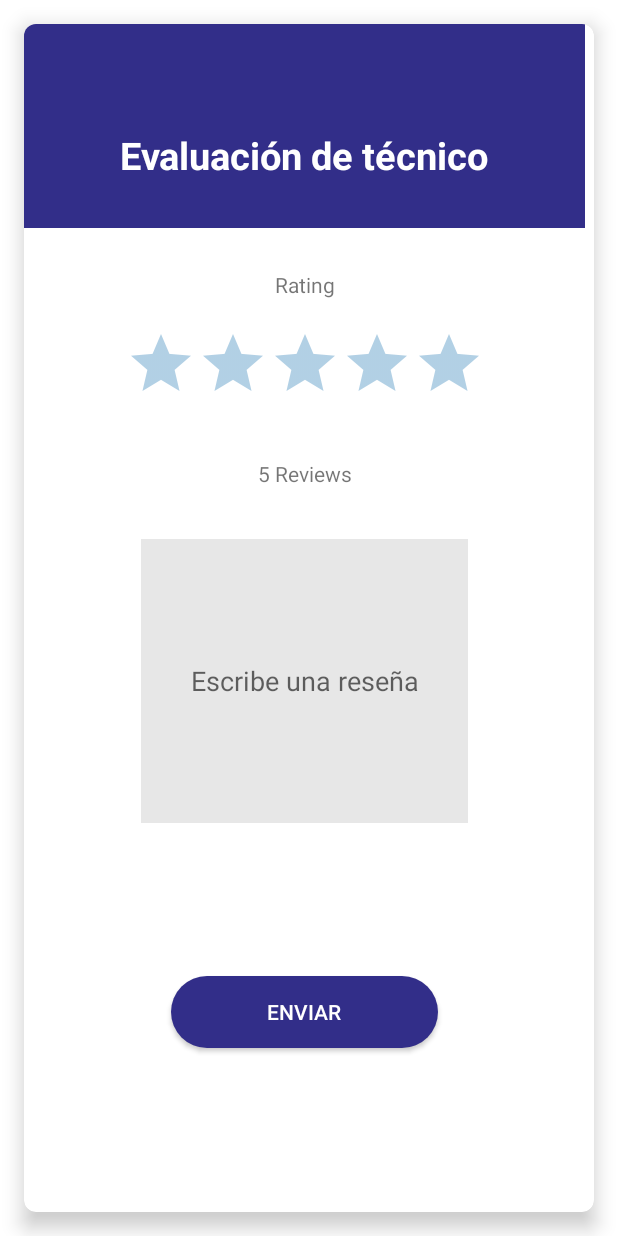
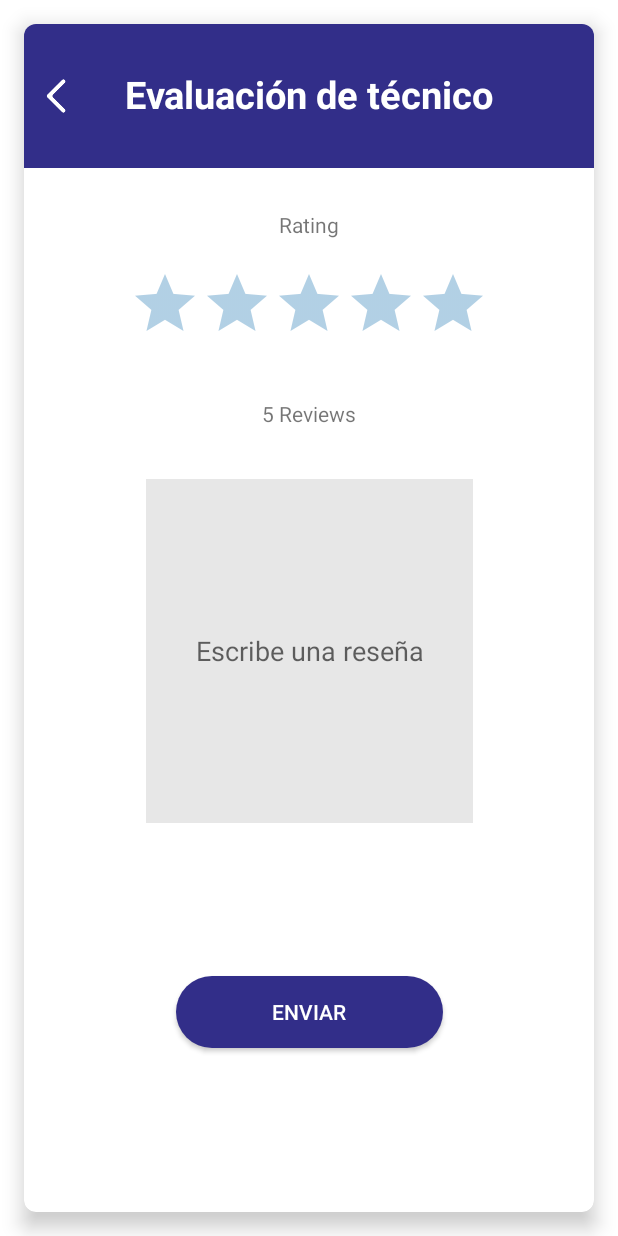
Before and after one commit to djag07907/tato, an Android app: the RatePopupActivity screen opened directly, with no data from a screen before it, on a phone screen of 412 x 824 dp. Run offline under Robolectric (Android 15) with nearby library versions, the phone set to English and light mode, and no system bars.

Commit message:
improvements on rate, sign in, techlisting and functions on techlisting

```diff
--- a/app/src/main/java/solutions/alva/of/son/tato/MenuSelectionActivity.kt
+++ b/app/src/main/java/solutions/alva/of/son/tato/MenuSelectionActivity.kt
@@ -72,9 +72,9 @@ class MenuSelectionActivity : AppCompatActivity() {
             profileView()
         }
 
-        binding.reviewBtn.setOnClickListener {
-            reviewView()
-        }
+//        binding.reviewBtn.setOnClickListener {
+//            reviewView()
+//        }
 //
 //        binding.profileBtn.setOnClickListener {
 //            profileView()
--- a/app/src/main/java/solutions/alva/of/son/tato/RatePopupActivity.kt
+++ b/app/src/main/java/solutions/alva/of/son/tato/RatePopupActivity.kt
@@ -1,12 +1,10 @@
 package solutions.alva.of.son.tato
 
+import android.content.Intent
 import androidx.appcompat.app.AppCompatActivity
 import android.os.Bundle
 import android.view.View
-import android.widget.Button
-import android.widget.RatingBar
-import android.widget.TextView
-import android.widget.Toast
+import android.widget.*
 import solutions.alva.of.son.tato.databinding.ActivityMainBinding
 
 class RatePopupActivity : AppCompatActivity() {
@@ -19,11 +17,21 @@ class RatePopupActivity : AppCompatActivity() {
 
     //count numbers of clicks
     var count = 0
+    var techAmountReviews = count
+
+//    val user = techList[position]
 
     override fun onCreate(savedInstanceState: Bundle?) {
         super.onCreate(savedInstanceState)
         setContentView(R.layout.activity_rate_popup)
 
+
+        val homeImageView = findViewById(R.id.homeImageView) as ImageView
+
+        homeImageView.setOnClickListener {
+            val intent = Intent(this, MenuSelectionActivity::class.java)
+            this.startActivity(intent)
+        }
 
 //        ratingBar = findViewById(R.id.ratingBar) as RatingBar
         sendRating = findViewById(R.id.rateTechBtn) as Button
@@ -40,7 +48,7 @@ class RatePopupActivity : AppCompatActivity() {
     fun onTapRate() {
 
         // count increaser
-        count++
+        techAmountReviews++
 
         reviewsPerTech.text = "$count Reseñas totales"
     }
--- a/app/src/main/java/solutions/alva/of/son/tato/classes/users.kt
+++ b/app/src/main/java/solutions/alva/of/son/tato/classes/users.kt
@@ -13,7 +13,8 @@ data class Users(
     var techProf: String? = null,
     var callPref : String? = null,
     var imageId : Uri? = null,
-    var techRate: Float? = null
+    var techAmountReviews : Int? = null,
+    var techRateFinal: Float? = null
     )
 
 
--- a/app/src/main/res/layout-v26/activity_tech_listing.xml
+++ b/app/src/main/res/layout-v26/activity_tech_listing.xml
@@ -40,13 +40,13 @@
 
                 <SearchView
                     android:id="@+id/searchFilterView"
-                    android:layout_width="match_parent"
+                    android:layout_width="wrap_content"
                     android:layout_height="wrap_content"
                     android:layout_marginHorizontal="1dp"
                     android:layout_marginTop="16dp"
                     android:layout_marginBottom="16dp"
                     android:iconifiedByDefault="false"
-                    android:queryHint="Ingrese la profesion que busca"
+                    android:queryHint="Profesion a buscar e.g. Docente"
                     android:searchIcon="@drawable/ic_search"
                     android:theme="@style/ThemeOverlay.SearchView" />
 
--- a/app/src/main/res/layout/activity_rate_popup.xml
+++ b/app/src/main/res/layout/activity_rate_popup.xml
@@ -10,7 +10,7 @@
     tools:context=".RatePopupActivity">
 
     <androidx.constraintlayout.widget.ConstraintLayout
-        android:layout_width="374dp"
+        android:layout_width="match_parent"
         android:layout_height="match_parent"
         android:layout_gravity="center_vertical">
 
@@ -21,23 +21,43 @@
             android:layout_marginBottom="28dp"
             android:background="#322e89"
             android:gravity="center"
-            android:orientation="vertical"
+            android:orientation="horizontal"
             app:layout_constraintBottom_toTopOf="@+id/showRating"
             app:layout_constraintEnd_toEndOf="parent"
             app:layout_constraintStart_toStartOf="parent"
             app:layout_constraintTop_toTopOf="parent">
 
+        <LinearLayout
+            android:layout_width="match_parent"
+            android:layout_height="match_parent"
+            android:orientation="horizontal">
+
+            <ImageView
+                android:id="@+id/homeImageView"
+                android:layout_width="32dp"
+                android:layout_height="32dp"
+                android:layout_marginLeft="5dp"
+                android:layout_gravity="center"
+                android:clickable="true"
+                android:contentDescription="@string/all"
+                app:srcCompat="@drawable/img_back1"
+                tools:ignore="VectorDrawableCompat" />
+
             <TextView
                 android:id="@+id/raterate"
                 android:layout_width="wrap_content"
                 android:layout_height="wrap_content"
-                android:layout_marginTop="70dp"
+                android:layout_gravity="center"
+                android:layout_marginTop="30dp"
+                android:layout_marginLeft="30dp"
                 android:layout_marginBottom="31dp"
-                android:gravity="center_horizontal"
                 android:text="Evaluación de técnico"
                 android:textColor="@color/white"
                 android:textSize="25dp"
                 android:textStyle="bold" />
+        </LinearLayout>
+
+
         </LinearLayout>
 
         <!--            <TextView-->
--- a/app/src/main/res/layout/activity_tech_listing.xml
+++ b/app/src/main/res/layout/activity_tech_listing.xml
@@ -40,13 +40,13 @@
 
                 <SearchView
                     android:id="@+id/searchFilterView"
-                    android:layout_width="match_parent"
+                    android:layout_width="wrap_content"
                     android:layout_height="wrap_content"
                     android:layout_marginHorizontal="1dp"
                     android:layout_marginTop="16dp"
                     android:layout_marginBottom="16dp"
                     android:iconifiedByDefault="false"
-                    android:queryHint="Ingrese la profesion que busca"
+                    android:queryHint="Profesion a buscar e.g. Docente"
                     android:searchIcon="@drawable/ic_search"
                     android:theme="@style/ThemeOverlay.SearchView" />
 
```
Also changed, not shown: app/src/main/java/solutions/alva/of/son/tato/SignUpActivity.kt (+17 -11 lines), app/src/main/java/solutions/alva/of/son/tato/TechAdapter.kt (+11 -48 lines), app/src/main/java/solutions/alva/of/son/tato/TechListingActivity.kt (+2 -7 lines), app/src/main/res/layout/activity_menu_selection.xml (+10 -10 lines).
